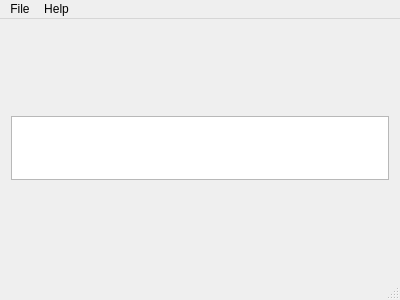
Before: the Qt Designer form mainwindow.ui in AndreyTulyakov/LightRabbit-Clipsed, drawn with Qt 5.
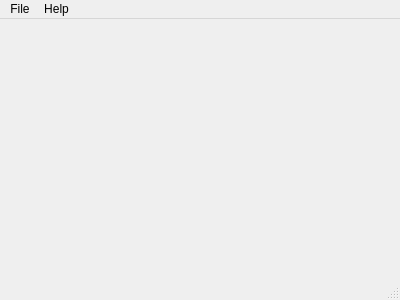
After: the same form once the commit is applied.

Patch:
```diff
--- a/mainwindow.ui
+++ b/mainwindow.ui
@@ -16,41 +16,6 @@
   <widget class="QWidget" name="centralWidget">
    <layout class="QGridLayout" name="gridLayout">
     <item row="0" column="0">
-     <layout class="QVBoxLayout" name="verticalLayout_2">
-      <property name="spacing">
-       <number>0</number>
-      </property>
-      <item>
-       <widget class="QTableWidget" name="tableWidget">
-        <property name="enabled">
-         <bool>true</bool>
-        </property>
-        <property name="sizePolicy">
-         <sizepolicy hsizetype="Expanding" vsizetype="Fixed">
-          <horstretch>0</horstretch>
-          <verstretch>0</verstretch>
-         </sizepolicy>
-        </property>
-        <property name="maximumSize">
-         <size>
-          <width>16777215</width>
-          <height>64</height>
-         </size>
-        </property>
-        <property name="frameShape">
-         <enum>QFrame::StyledPanel</enum>
-        </property>
-        <property name="frameShadow">
-         <enum>QFrame::Sunken</enum>
-        </property>
-        <property name="verticalScrollBarPolicy">
-         <enum>Qt::ScrollBarAlwaysOff</enum>
-        </property>
-       </widget>
-      </item>
-     </layout>
-    </item>
-    <item row="1" column="0">
      <layout class="QVBoxLayout" name="verticalLayout"/>
     </item>
    </layout>
```
